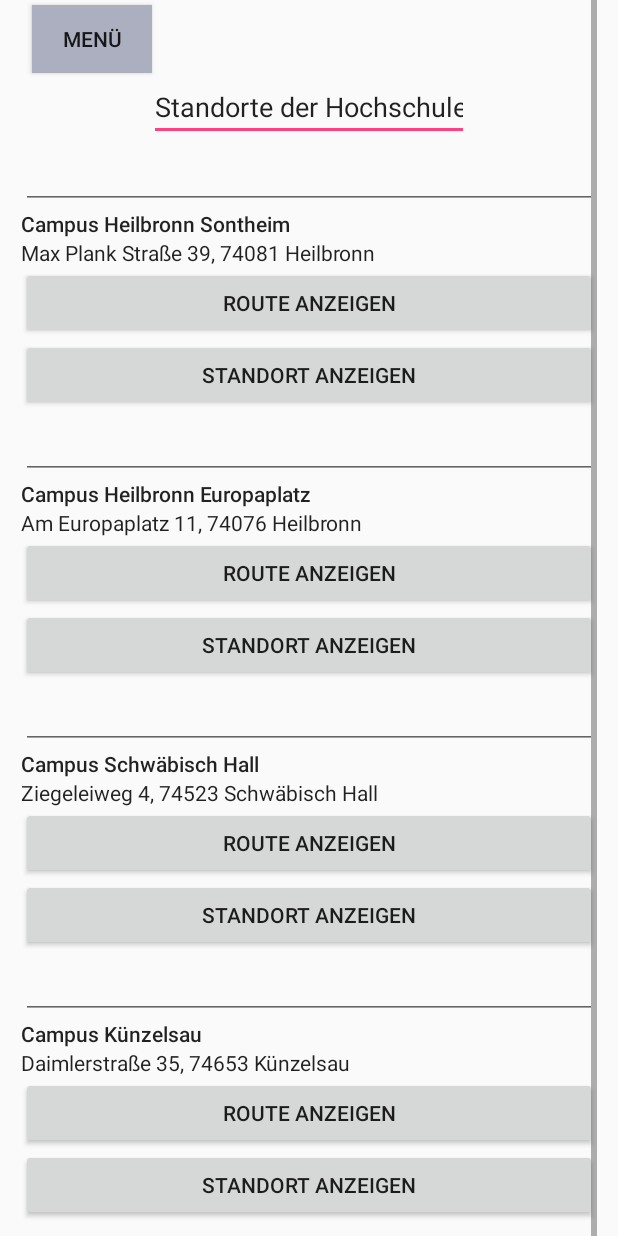
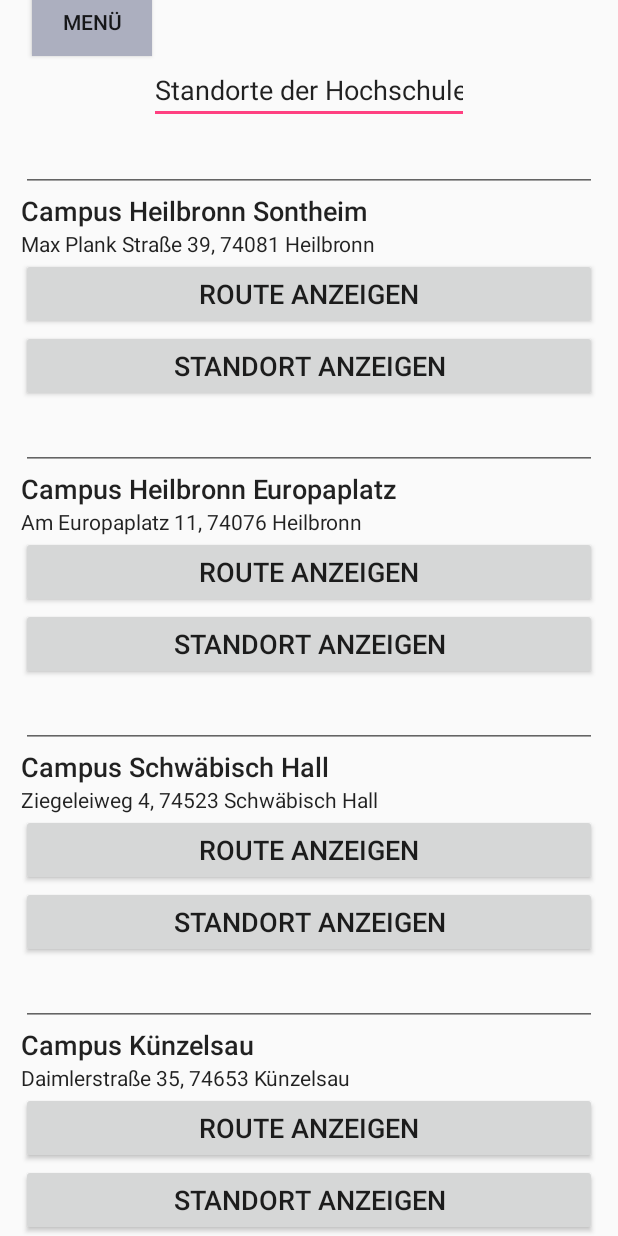
Before and after one commit to mmeissbe/AppProjekt, an Android app: the Standortauswahl screen opened directly, with no data from a screen before it, on a phone screen of 412 x 824 dp. Run offline under Robolectric (Android 15) with nearby library versions, the phone set to English and light mode, and no system bars.

Commit message:
Alle Layouts, Aktivierung der Buttons.

```diff
--- a/app/src/main/res/layout/content_standortauswahl.xml
+++ b/app/src/main/res/layout/content_standortauswahl.xml
@@ -11,12 +11,12 @@
     <ScrollView
         android:id="@+id/ScrollView01"
         android:layout_width="384dp"
-        android:layout_height="850dp"
+        android:layout_height="900dp"
         app:layout_constraintBottom_toBottomOf="parent"
         app:layout_constraintEnd_toEndOf="parent"
         app:layout_constraintStart_toStartOf="parent"
         app:layout_constraintTop_toTopOf="parent"
-        app:layout_constraintVertical_bias="0.0">
+        app:layout_constraintVertical_bias="0.16000003">
 
         <RelativeLayout
             android:id="@+id/RelativeLayout01"
@@ -34,9 +34,9 @@
                     android:layout_width="80dp"
                     android:layout_height="45dp"
                     android:layout_marginEnd="297dp"
+                    android:layout_marginLeft="7dp"
                     android:layout_marginRight="297dp"
                     android:layout_marginStart="7dp"
-                    android:layout_marginLeft="7dp"
                     android:layout_marginTop="3dp"
                     android:background="@color/colorPrimary"
                     android:text="Menü"
@@ -50,12 +50,13 @@
                     android:layout_width="wrap_content"
                     android:layout_height="wrap_content"
                     android:layout_marginEnd="84dp"
+                    android:layout_marginLeft="85dp"
                     android:layout_marginRight="84dp"
                     android:layout_marginStart="85dp"
-                    android:layout_marginLeft="85dp"
                     android:ems="10"
                     android:inputType="textPersonName"
                     android:text="Standorte der Hochschule: "
+                    android:textSize="18sp"
                     android:visibility="visible"
                     app:layout_constraintBottom_toTopOf="@+id/ScrollView01"
                     app:layout_constraintEnd_toEndOf="parent"
@@ -75,7 +76,8 @@
                     android:layout_width="match_parent"
                     android:layout_height="wrap_content"
                     android:text="Campus Heilbronn Sontheim"
-                    android:textAppearance="@style/TextAppearance.AppCompat.Body2" />
+                    android:textAppearance="@style/TextAppearance.AppCompat.Body2"
+                    android:textSize="18sp" />
 
                 <TextView
                     android:id="@+id/text8"
@@ -88,27 +90,31 @@
                     android:id="@+id/RouteSontheim"
                     android:layout_width="match_parent"
                     android:layout_height="wrap_content"
-                    android:text="Route anzeigen" />
+                    android:text="Route anzeigen"
+                    android:textSize="18sp" />
 
                 <Button
                     android:id="@+id/StandortSontheim"
                     android:layout_width="match_parent"
                     android:layout_height="wrap_content"
-                    android:text="Standort anzeigen" />
+                    android:text="Standort anzeigen"
+                    android:textSize="18sp" />
 
                 <EditText
                     android:id="@+id/editText3"
                     android:layout_width="match_parent"
                     android:layout_height="wrap_content"
                     android:ems="10"
-                    android:inputType="textPersonName" />
+                    android:inputType="textPersonName"
+                    android:textSize="18sp" />
 
                 <TextView
                     android:id="@+id/text5"
                     android:layout_width="match_parent"
                     android:layout_height="wrap_content"
                     android:text="Campus Heilbronn Europaplatz"
-                    android:textAppearance="@style/TextAppearance.AppCompat.Body2" />
+                    android:textAppearance="@style/TextAppearance.AppCompat.Body2"
+                    android:textSize="18sp" />
 
                 <TextView
                     android:id="@+id/text6"
@@ -121,13 +127,15 @@
                     android:id="@+id/RouteEuropaplatz"
                     android:layout_width="match_parent"
                     android:layout_height="wrap_content"
-                    android:text="Route anzeigen" />
+                    android:text="Route anzeigen"
+                    android:textSize="18sp" />
 
                 <Button
                     android:id="@+id/StandortEuropaplatz"
                     android:layout_width="match_parent"
                     android:layout_height="wrap_content"
-                    android:text="Standort anzeigen" />
+                    android:text="Standort anzeigen"
+                    android:textSize="18sp" />
 
                 <EditText
                     android:id="@+id/editText4"
@@ -141,7 +149,8 @@
                     android:layout_width="match_parent"
                     android:layout_height="wrap_content"
                     android:text="Campus Schwäbisch Hall"
-                    android:textAppearance="@style/TextAppearance.AppCompat.Body2" />
+                    android:textAppearance="@style/TextAppearance.AppCompat.Body2"
+                    android:textSize="18sp" />
 
                 <TextView
                     android:id="@+id/text4"
@@ -154,13 +163,15 @@
                     android:id="@+id/RouteSHA"
                     android:layout_width="match_parent"
                     android:layout_height="wrap_content"
-                    android:text="Route anzeigen" />
+                    android:text="Route anzeigen"
+                    android:textSize="18sp" />
 
                 <Button
                     android:id="@+id/StandortSHA"
                     android:layout_width="match_parent"
                     android:layout_height="wrap_content"
-                    android:text="Standort anzeigen" />
+                    android:text="Standort anzeigen"
+                    android:textSize="18sp" />
 
                 <EditText
                     android:id="@+id/editText7"
@@ -174,7 +185,8 @@
                     android:layout_width="match_parent"
                     android:layout_height="wrap_content"
                     android:text="Campus Künzelsau"
-                    android:textAppearance="@style/TextAppearance.AppCompat.Body2" />
+                    android:textAppearance="@style/TextAppearance.AppCompat.Body2"
+                    android:textSize="18sp" />
 
                 <TextView
                     android:id="@+id/Text1"
@@ -187,13 +199,15 @@
                     android:id="@+id/RouteKUN"
                     android:layout_width="match_parent"
                     android:layout_height="wrap_content"
-                    android:text="Route anzeigen" />
+                    android:text="Route anzeigen"
+                    android:textSize="18sp" />
 
                 <Button
                     android:id="@+id/StandortKUN"
                     android:layout_width="match_parent"
                     android:layout_height="wrap_content"
-                    android:text="Standort anzeigen" />
+                    android:text="Standort anzeigen"
+                    android:textSize="18sp" />
 
                 <EditText
                     android:id="@+id/editText6"
```
Also changed, not shown: app/src/main/AndroidManifest.xml (+9 -3 lines), app/src/main/java/com/projekt/app/appprojekt/Routenberechnung.java (added, +32 -0 lines), app/src/main/java/com/projekt/app/appprojekt/Standortauswahl.java (+19 -0 lines), app/src/main/res/layout/activity_menue.xml (+34 -13 lines).
